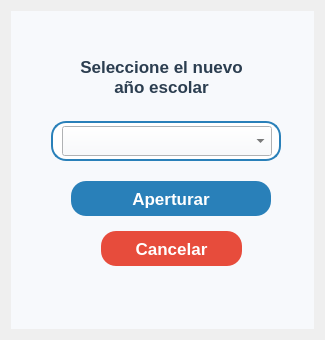
Above: resources/ui/confirmar_anio.ui from Proyecto-Uptjaa/Proyecto_SIRA before the change. Below: the same form after it.
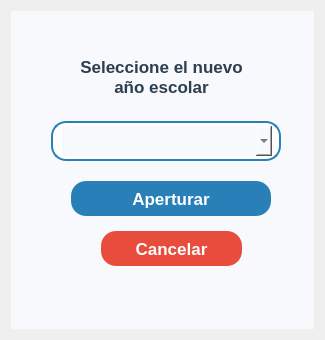
That is the form after the change. Icons and pictures are not drawn.

What changed in the file:
```diff
--- a/resources/ui/confirmar_anio.ui
+++ b/resources/ui/confirmar_anio.ui
@@ -220,7 +220,7 @@
         <cursorShape>PointingHandCursor</cursorShape>
        </property>
        <property name="styleSheet">
-        <string notr="true"/>
+        <string notr="true">border: transparent;</string>
        </property>
        <property name="iconSize">
         <size>
```
